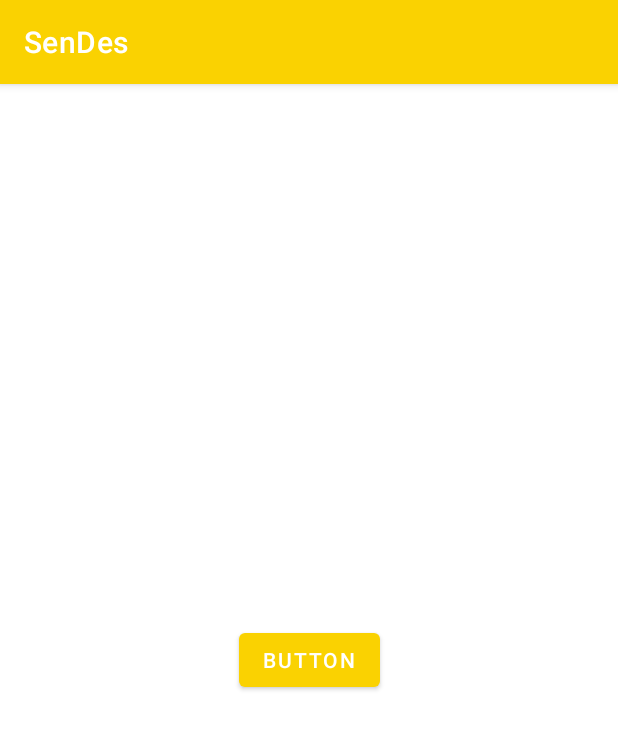
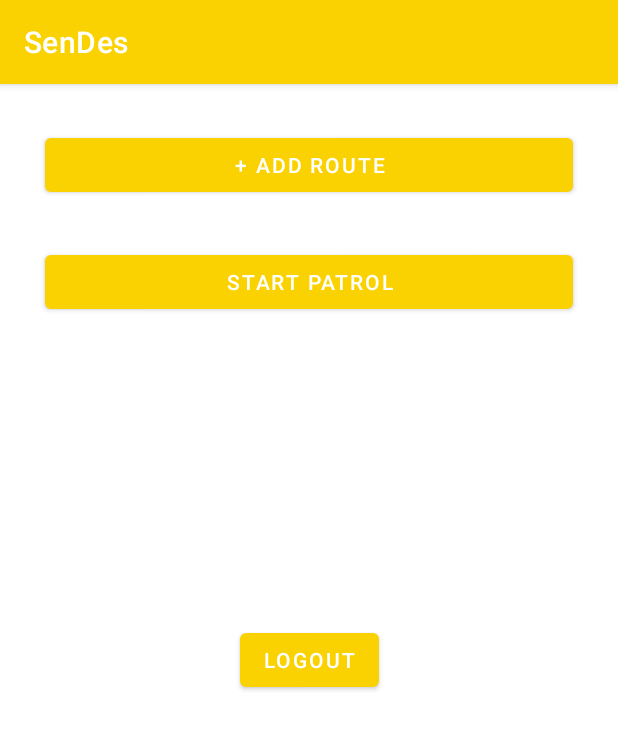
Before and after one commit to akalem1453/seniorDes, an Android app: the MainActivity screen opened directly, with no data from a screen before it, on a phone screen of 412 x 824 dp. Shown: the top 729 px of the screen. Run offline under Robolectric (Android 15) with nearby library versions, the phone set to English and light mode, and no system bars; our stand-ins replace Firebase (no records; nobody signed in at launch, a user with empty details on screens opened directly); libraries missing offline, so code that uses them is left out: com.google.mlkit.vision.

```diff
--- a/app/src/main/java/com/example/sendes/MainActivity.java
+++ b/app/src/main/java/com/example/sendes/MainActivity.java
@@ -7,6 +7,7 @@ import android.os.Bundle;
 import android.view.View;
 
 import com.google.firebase.auth.FirebaseAuth;
+import com.google.mlkit.vision.barcode.BarcodeScanner;
 
 public class MainActivity extends AppCompatActivity {
 
@@ -20,4 +21,9 @@ public class MainActivity extends AppCompatActivity {
         startActivity(new Intent(getApplicationContext(),login.class));
         finish();
     }
+    public void gotoroute(View view){
+        startActivity(new Intent(getApplicationContext(),addroute.class));
+    }
+
+
 }
--- a/app/src/main/res/layout/activity_main.xml
+++ b/app/src/main/res/layout/activity_main.xml
@@ -20,7 +20,7 @@
         android:id="@+id/button"
         android:layout_width="wrap_content"
         android:layout_height="wrap_content"
-        android:text="Button"
+        android:text="logout"
         android:shadowColor="@color/ColorPrimaryDark2"
         app:layout_constraintBottom_toBottomOf="parent"
         app:layout_constraintEnd_toEndOf="parent"
@@ -28,4 +28,27 @@
         app:layout_constraintTop_toTopOf="parent"
         android:onClick="logout"/>
 
+    <Button
+        android:id="@+id/routeadd"
+        android:layout_width="match_parent"
+        android:layout_height="wrap_content"
+        android:layout_marginTop="30dp"
+        android:layout_marginHorizontal="30dp"
+        android:text="+ Add Route"
+        app:layout_constraintEnd_toEndOf="parent"
+        app:layout_constraintStart_toStartOf="parent"
+        app:layout_constraintTop_toTopOf="parent"
+        android:onClick="gotoroute"/>
+    <Button
+        android:id="@+id/startroute"
+        android:layout_width="match_parent"
+        android:layout_height="wrap_content"
+        android:layout_marginTop="30dp"
+        android:layout_marginHorizontal="30dp"
+        android:text="Start Patrol"
+        app:layout_constraintEnd_toEndOf="parent"
+        app:layout_constraintStart_toStartOf="parent"
+        app:layout_constraintTop_toBottomOf="@id/routeadd"
+        android:onClick=""/>
+
 </androidx.constraintlayout.widget.ConstraintLayout>
```
Also changed, not shown: app/build.gradle (+12 -0 lines), app/src/main/AndroidManifest.xml (+16 -1 lines), app/src/main/java/com/example/sendes/addroute.java (added, +28 -0 lines), app/src/main/java/com/example/sendes/scanning.java (added, +142 -0 lines), app/src/main/res/layout/activity_addroute.xml (added, +18 -0 lines), app/src/main/res/layout/activity_scanning.xml (added, +25 -0 lines).
